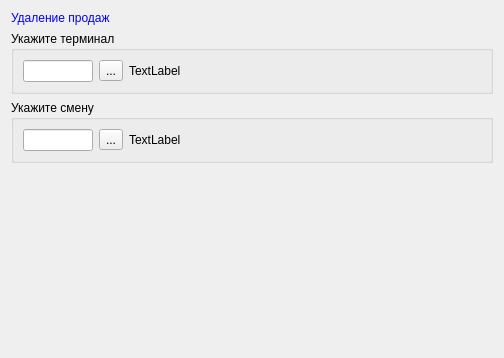
First picture: the form in clearsaleordersdialog.ui, repository rust3128/MPosEdit, before the edit.
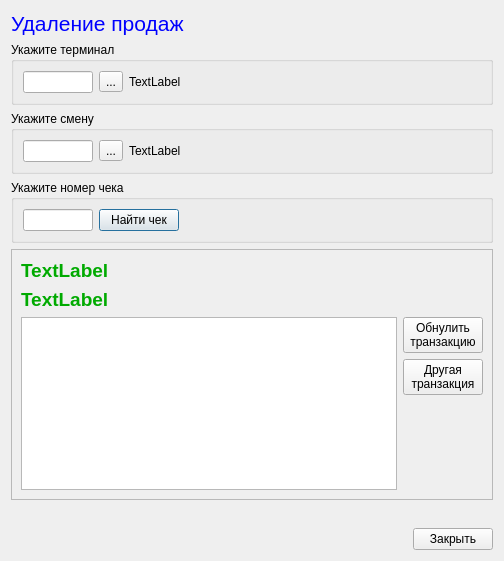
Second picture: the form after the edit.

What changed in the file:
```diff
--- a/clearsaleordersdialog.ui
+++ b/clearsaleordersdialog.ui
@@ -7,7 +7,7 @@
     <x>0</x>
     <y>0</y>
     <width>504</width>
-    <height>358</height>
+    <height>561</height>
    </rect>
   </property>
   <property name="sizePolicy">
@@ -19,57 +19,7 @@
   <property name="windowTitle">
    <string>Dialog</string>
   </property>
-  <layout class="QGridLayout" name="gridLayout">
-   <item row="2" column="0">
-    <widget class="QGroupBox" name="groupBoxShifts">
-     <property name="title">
-      <string>Укажите смену</string>
-     </property>
-     <layout class="QHBoxLayout" name="horizontalLayout_2">
-      <item>
-       <widget class="QLineEdit" name="lineEditShiftID">
-        <property name="sizePolicy">
-         <sizepolicy hsizetype="Fixed" vsizetype="Fixed">
-          <horstretch>0</horstretch>
-          <verstretch>0</verstretch>
-         </sizepolicy>
-        </property>
-        <property name="maximumSize">
-         <size>
-          <width>70</width>
-          <height>26</height>
-         </size>
-        </property>
-       </widget>
-      </item>
-      <item>
-       <widget class="QToolButton" name="toolButtonSelectShift">
-        <property name="text">
-         <string>...</string>
-        </property>
-       </widget>
-      </item>
-      <item>
-       <widget class="QLabel" name="labelShiftData">
-        <property name="text">
-         <string>TextLabel</string>
-        </property>
-       </widget>
-      </item>
-     </layout>
-    </widget>
-   </item>
-   <item row="0" column="0">
-    <widget class="QLabel" name="label">
-     <property name="styleSheet">
-      <string notr="true">color: rgb(0, 0, 255);
-font: 75 16pt &quot;MS Shell Dlg 2&quot;;</string>
-     </property>
-     <property name="text">
-      <string>Удаление продаж</string>
-     </property>
-    </widget>
-   </item>
+  <layout class="QGridLayout" name="gridLayout_2">
    <item row="1" column="0">
     <widget class="QGroupBox" name="groupBoxTerminals">
      <property name="title">
@@ -109,8 +59,225 @@
      </layout>
     </widget>
    </item>
+   <item row="0" column="0">
+    <widget class="QLabel" name="label">
+     <property name="font">
+      <font>
+       <family>MS Shell Dlg 2</family>
+       <pointsize>16</pointsize>
+       <weight>9</weight>
+       <italic>false</italic>
+       <bold>false</bold>
+      </font>
+     </property>
+     <property name="styleSheet">
+      <string notr="true">color: rgb(0, 0, 255);
+font: 75 16pt &quot;MS Shell Dlg 2&quot;;</string>
+     </property>
+     <property name="text">
+      <string>Удаление продаж</string>
+     </property>
+    </widget>
+   </item>
    <item row="3" column="0">
-    <spacer name="verticalSpacer">
+    <widget class="QGroupBox" name="groupBoxCheck">
+     <property name="title">
+      <string>Укажите номер чека</string>
+     </property>
+     <layout class="QHBoxLayout" name="horizontalLayout_3">
+      <item>
+       <widget class="QLineEdit" name="lineEditNumCheck">
+        <property name="sizePolicy">
+         <sizepolicy hsizetype="Fixed" vsizetype="Fixed">
+          <horstretch>0</horstretch>
+          <verstretch>0</verstretch>
+         </sizepolicy>
+        </property>
+        <property name="maximumSize">
+         <size>
+          <width>70</width>
+          <height>26</height>
+         </size>
+        </property>
+       </widget>
+      </item>
+      <item>
+       <widget class="QPushButton" name="pushButtonFindCheck">
+        <property name="text">
+         <string>Найти чек</string>
+        </property>
+       </widget>
+      </item>
+      <item>
+       <spacer name="horizontalSpacer">
+        <property name="orientation">
+         <enum>Qt::Horizontal</enum>
+        </property>
+        <property name="sizeHint" stdset="0">
+         <size>
+          <width>40</width>
+          <height>20</height>
+         </size>
+        </property>
+       </spacer>
+      </item>
+     </layout>
+    </widget>
+   </item>
+   <item row="2" column="0">
+    <widget class="QGroupBox" name="groupBoxShifts">
+     <property name="title">
+      <string>Укажите смену</string>
+     </property>
+     <layout class="QHBoxLayout" name="horizontalLayout_2">
+      <item>
+       <widget class="QLineEdit" name="lineEditShiftID">
+        <property name="sizePolicy">
+         <sizepolicy hsizetype="Fixed" vsizetype="Fixed">
+          <horstretch>0</horstretch>
+          <verstretch>0</verstretch>
+         </sizepolicy>
+        </property>
+        <property name="maximumSize">
+         <size>
+          <width>70</width>
+          <height>26</height>
+         </size>
+        </property>
+       </widget>
+      </item>
+      <item>
+       <widget class="QToolButton" name="toolButtonSelectShift">
+        <property name="text">
+         <string>...</string>
+        </property>
+       </widget>
+      </item>
+      <item>
+       <widget class="QLabel" name="labelShiftData">
+        <property name="text">
+         <string>TextLabel</string>
+        </property>
+       </widget>
+      </item>
+     </layout>
+    </widget>
+   </item>
+   <item row="6" column="0">
+    <layout class="QHBoxLayout" name="horizontalLayout_4">
+     <item>
+      <spacer name="horizontalSpacer_2">
+       <property name="orientation">
+        <enum>Qt::Horizontal</enum>
+       </property>
+       <property name="sizeHint" stdset="0">
+        <size>
+         <width>40</width>
+         <height>20</height>
+        </size>
+       </property>
+      </spacer>
+     </item>
+     <item>
+      <widget class="QPushButton" name="pushButtonExit">
+       <property name="text">
+        <string>Закрыть</string>
+       </property>
+      </widget>
+     </item>
+    </layout>
+   </item>
+   <item row="4" column="0">
+    <widget class="QFrame" name="frameCheckInfo">
+     <property name="frameShape">
+      <enum>QFrame::StyledPanel</enum>
+     </property>
+     <property name="frameShadow">
+      <enum>QFrame::Raised</enum>
+     </property>
+     <layout class="QGridLayout" name="gridLayout">
+      <item row="2" column="0">
+       <widget class="QTableView" name="tableView">
+        <property name="editTriggers">
+         <set>QAbstractItemView::NoEditTriggers</set>
+        </property>
+        <property name="selectionBehavior">
+         <enum>QAbstractItemView::SelectRows</enum>
+        </property>
+       </widget>
+      </item>
+      <item row="2" column="1">
+       <layout class="QVBoxLayout" name="verticalLayout">
+        <item>
+         <widget class="QPushButton" name="pushButtonClear">
+          <property name="text">
+           <string>Обнулить
+транзакцию</string>
+          </property>
+         </widget>
+        </item>
+        <item>
+         <widget class="QPushButton" name="pushButtonCancel">
+          <property name="text">
+           <string>Другая
+транзакция</string>
+          </property>
+         </widget>
+        </item>
+        <item>
+         <spacer name="verticalSpacer">
+          <property name="orientation">
+           <enum>Qt::Vertical</enum>
+          </property>
+          <property name="sizeHint" stdset="0">
+           <size>
+            <width>20</width>
+            <height>40</height>
+           </size>
+          </property>
+         </spacer>
+        </item>
+       </layout>
+      </item>
+      <item row="0" column="0" colspan="2">
+       <widget class="QLabel" name="labelTermInfo">
+        <property name="font">
+         <font>
+          <pointsize>14</pointsize>
+          <weight>75</weight>
+          <bold>true</bold>
+         </font>
+        </property>
+        <property name="styleSheet">
+         <string notr="true">color: rgb(0, 170, 0);</string>
+        </property>
+        <property name="text">
+         <string>TextLabel</string>
+        </property>
+       </widget>
+      </item>
+      <item row="1" column="0" colspan="2">
+       <widget class="QLabel" name="labelShiftInfo">
+        <property name="font">
+         <font>
+          <pointsize>14</pointsize>
+          <weight>75</weight>
+          <bold>true</bold>
+         </font>
+        </property>
+        <property name="styleSheet">
+         <string notr="true">color: rgb(0, 170, 0);</string>
+        </property>
+        <property name="text">
+         <string>TextLabel</string>
+        </property>
+       </widget>
+      </item>
+     </layout>
+    </widget>
+   </item>
+   <item row="5" column="0">
+    <spacer name="verticalSpacer_2">
      <property name="orientation">
       <enum>Qt::Vertical</enum>
      </property>
```
